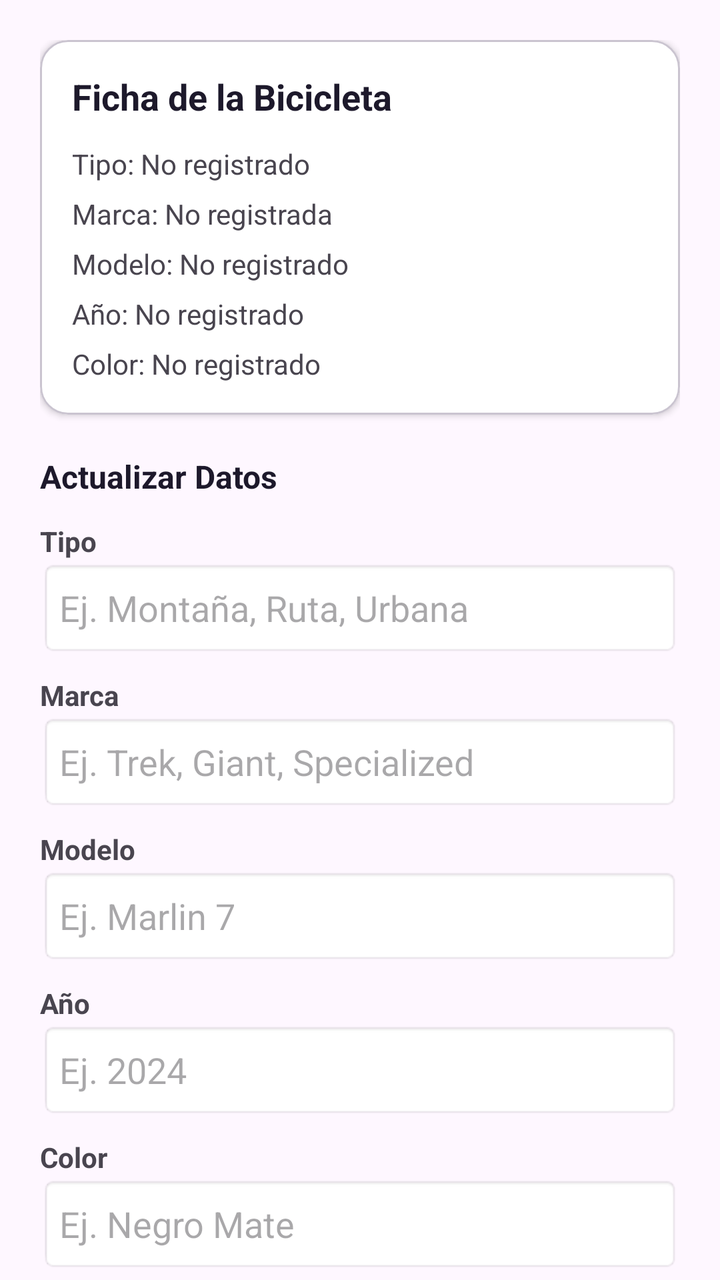
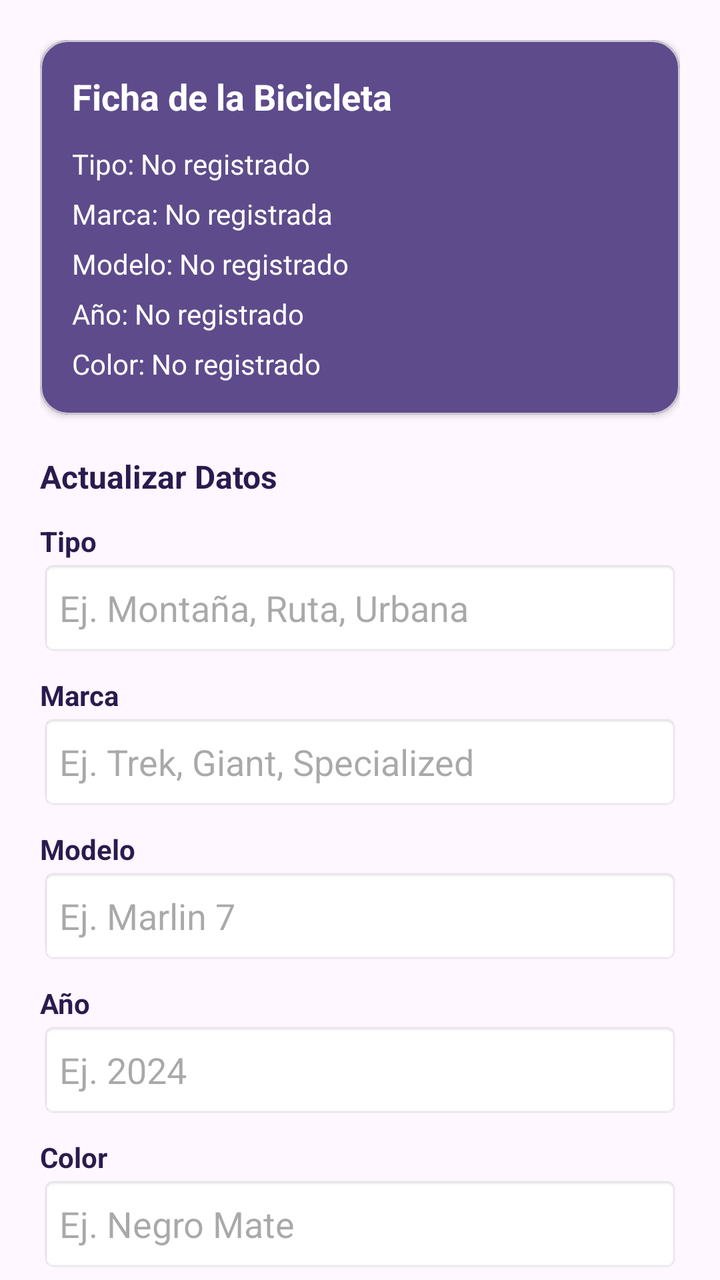

The first picture is an Android layout as it rendered before a commit; the second is the same layout after the commit. The layout source and the unified diff follow.
<!-- AndroidManifest.xml: application theme Theme.BikeLight -->
<!-- res/layout/fragment_bicicleta.xml -->
<?xml version="1.0" encoding="utf-8"?>
<androidx.core.widget.NestedScrollView
    xmlns:android="http://schemas.android.com/apk/res/android"
    xmlns:app="http://schemas.android.com/apk/res-auto"
    android:layout_width="match_parent"
    android:layout_height="match_parent"
    android:fillViewport="true"
    android:clipToPadding="false"
    android:padding="20dp">

    <LinearLayout
        android:layout_width="match_parent"
        android:layout_height="wrap_content"
        android:orientation="vertical">

        <com.google.android.material.card.MaterialCardView
            android:id="@+id/cardFichaBicicleta"
            android:layout_width="match_parent"
            android:layout_height="wrap_content"
            android:layout_marginBottom="20dp"
            app:cardCornerRadius="14dp"
            app:cardElevation="2dp"
            app:cardBackgroundColor="@color/white">

            <LinearLayout
                android:layout_width="match_parent"
                android:layout_height="wrap_content"
                android:orientation="vertical"
                android:padding="16dp">

                <TextView
                    android:layout_width="wrap_content"
                    android:layout_height="wrap_content"
                    android:text="Ficha de la Bicicleta"
                    android:textSize="18sp"
                    android:textStyle="bold"
                    android:textColor="@color/bikelight_text_dark"
                    android:layout_marginBottom="12dp" />

                <TextView
                    android:id="@+id/tvDisplayTipo"
                    android:layout_width="wrap_content"
                    android:layout_height="wrap_content"
                    android:text="Tipo: No registrado"
                    android:layout_marginBottom="6dp" />

                <TextView
                    android:id="@+id/tvDisplayMarca"
                    android:layout_width="wrap_content"
                    android:layout_height="wrap_content"
                    android:text="Marca: No registrada"
                    android:layout_marginBottom="6dp" />

                <TextView
                    android:id="@+id/tvDisplayModelo"
                    android:layout_width="wrap_content"
                    android:layout_height="wrap_content"
                    android:text="Modelo: No registrado"
                    android:layout_marginBottom="6dp" />

                <TextView
                    android:id="@+id/tvDisplayAno"
                    android:layout_width="wrap_content"
                    android:layout_height="wrap_content"
                    android:text="Año: No registrado"
                    android:layout_marginBottom="6dp" />

                <TextView
                    android:id="@+id/tvDisplayColor"
                    android:layout_width="wrap_content"
                    android:layout_height="wrap_content"
                    android:text="Color: No registrado" />
            </LinearLayout>
        </com.google.android.material.card.MaterialCardView>

        <TextView
            android:layout_width="wrap_content"
            android:layout_height="wrap_content"
            android:text="Actualizar Datos"
            android:textStyle="bold"
            android:textSize="16sp"
            android:textColor="@color/bikelight_text_dark"
            android:layout_marginBottom="12dp" />

        <TextView
            android:layout_width="wrap_content"
            android:layout_height="wrap_content"
            android:text="Tipo"
            android:textStyle="bold" />
        <EditText
            android:id="@+id/etBikeTipo"
            android:layout_width="match_parent"
            android:layout_height="48dp"
            android:hint="Ej. Montaña, Ruta, Urbana"
            android:background="@android:drawable/editbox_background_normal"
            android:layout_marginBottom="10dp" />

        <TextView
            android:layout_width="wrap_content"
            android:layout_height="wrap_content"
            android:text="Marca"
            android:textStyle="bold" />
        <EditText
            android:id="@+id/etBikeMarca"
            android:layout_width="match_parent"
            android:layout_height="48dp"
            android:hint="Ej. Trek, Giant, Specialized"
            android:background="@android:drawable/editbox_background_normal"
            android:layout_marginBottom="10dp" />

        <TextView
            android:layout_width="wrap_content"
            android:layout_height="wrap_content"
            android:text="Modelo"
            android:textStyle="bold" />
        <EditText
            android:id="@+id/etBikeModelo"
            android:layout_width="match_parent"
            android:layout_height="48dp"
            android:hint="Ej. Marlin 7"
            android:background="@android:drawable/editbox_background_normal"
            android:layout_marginBottom="10dp" />

        <TextView
            android:layout_width="wrap_content"
            android:layout_height="wrap_content"
            android:text="Año"
            android:textStyle="bold" />
        <EditText
            android:id="@+id/etBikeAno"
            android:layout_width="match_parent"
            android:layout_height="48dp"
            android:inputType="number"
            android:hint="Ej. 2024"
            android:background="@android:drawable/editbox_background_normal"
            android:layout_marginBottom="10dp" />

        <TextView
            android:layout_width="wrap_content"
            android:layout_height="wrap_content"
            android:text="Color"
            android:textStyle="bold" />
        <EditText
            android:id="@+id/etBikeColor"
            android:layout_width="match_parent"
            android:layout_height="48dp"
            android:hint="Ej. Negro Mate"
            android:background="@android:drawable/editbox_background_normal"
            android:layout_marginBottom="20dp" />

        
        <com.google.android.material.button.MaterialButton
            android:id="@+id/btnGuardarBici"
            android:layout_width="match_parent"
            android:layout_height="52dp"
            android:text="Guardar Información"
            android:layout_marginBottom="32dp"
            app:backgroundTint="@color/bikelight_header" />
    </LinearLayout>
</androidx.core.widget.NestedScrollView>
<!-- resources referenced by this layout -->
<resources>
  <color name="bikelight_header">#2A1B4E</color>
  <color name="bikelight_text_dark">#1D192B</color>
  <color name="white">#FFFFFF</color>
  <style name="Theme.BikeLight" parent="Base.Theme.BikeLight" />
  <style name="Base.Theme.BikeLight" parent="Theme.Material3.DayNight.NoActionBar">
          
          
      </style>
</resources>

<!-- the commit's change to res/layout/fragment_bicicleta.xml (unified diff, before → after) -->
@@ -20,7 +20,7 @@
             android:layout_marginBottom="20dp"
             app:cardCornerRadius="14dp"
             app:cardElevation="2dp"
-            app:cardBackgroundColor="@color/white">
+            app:cardBackgroundColor="@color/bikelight_card" >
 
             <LinearLayout
                 android:layout_width="match_parent"
@@ -34,7 +34,7 @@
                     android:text="Ficha de la Bicicleta"
                     android:textSize="18sp"
                     android:textStyle="bold"
-                    android:textColor="@color/bikelight_text_dark"
+                    android:textColor="@color/white"
                     android:layout_marginBottom="12dp" />
 
                 <TextView
@@ -42,6 +42,7 @@
                     android:layout_width="wrap_content"
                     android:layout_height="wrap_content"
                     android:text="Tipo: No registrado"
+                    android:textColor="@color/white"
                     android:layout_marginBottom="6dp" />
 
                 <TextView
@@ -49,6 +50,7 @@
                     android:layout_width="wrap_content"
                     android:layout_height="wrap_content"
                     android:text="Marca: No registrada"
+                    android:textColor="@color/white"
                     android:layout_marginBottom="6dp" />
 
                 <TextView
@@ -56,6 +58,7 @@
                     android:layout_width="wrap_content"
                     android:layout_height="wrap_content"
                     android:text="Modelo: No registrado"
+                    android:textColor="@color/white"
                     android:layout_marginBottom="6dp" />
 
                 <TextView
@@ -63,13 +66,15 @@
                     android:layout_width="wrap_content"
                     android:layout_height="wrap_content"
                     android:text="Año: No registrado"
+                    android:textColor="@color/white"
                     android:layout_marginBottom="6dp" />
 
                 <TextView
                     android:id="@+id/tvDisplayColor"
                     android:layout_width="wrap_content"
                     android:layout_height="wrap_content"
-                    android:text="Color: No registrado" />
+                    android:text="Color: No registrado"
+                    android:textColor="@color/white" />
             </LinearLayout>
         </com.google.android.material.card.MaterialCardView>
 
@@ -79,14 +84,15 @@
             android:text="Actualizar Datos"
             android:textStyle="bold"
             android:textSize="16sp"
-            android:textColor="@color/bikelight_text_dark"
+            android:textColor="@color/bikelight_header"
             android:layout_marginBottom="12dp" />
 
         <TextView
             android:layout_width="wrap_content"
             android:layout_height="wrap_content"
             android:text="Tipo"
-            android:textStyle="bold" />
+            android:textStyle="bold"
+            android:textColor="@color/bikelight_header" />
         <EditText
             android:id="@+id/etBikeTipo"
             android:layout_width="match_parent"
@@ -99,7 +105,8 @@
             android:layout_width="wrap_content"
             android:layout_height="wrap_content"
             android:text="Marca"
-            android:textStyle="bold" />
+            android:textStyle="bold"
+            android:textColor="@color/bikelight_header" />
         <EditText
             android:id="@+id/etBikeMarca"
             android:layout_width="match_parent"
@@ -112,7 +119,8 @@
             android:layout_width="wrap_content"
             android:layout_height="wrap_content"
             android:text="Modelo"
-            android:textStyle="bold" />
+            android:textStyle="bold"
+            android:textColor="@color/bikelight_header" />
         <EditText
             android:id="@+id/etBikeModelo"
             android:layout_width="match_parent"
@@ -125,7 +133,8 @@
             android:layout_width="wrap_content"
             android:layout_height="wrap_content"
             android:text="Año"
-            android:textStyle="bold" />
+            android:textStyle="bold"
+            android:textColor="@color/bikelight_header" />
         <EditText
             android:id="@+id/etBikeAno"
             android:layout_width="match_parent"
@@ -139,7 +148,8 @@
             android:layout_width="wrap_content"
             android:layout_height="wrap_content"
             android:text="Color"
-            android:textStyle="bold" />
+            android:textStyle="bold"
+            android:textColor="@color/bikelight_header" />
         <EditText
             android:id="@+id/etBikeColor"
             android:layout_width="match_parent"
@@ -148,13 +158,17 @@
             android:background="@android:drawable/editbox_background_normal"
             android:layout_marginBottom="20dp" />
 
-        
         <com.google.android.material.button.MaterialButton
             android:id="@+id/btnGuardarBici"
             android:layout_width="match_parent"
-            android:layout_height="52dp"
-            android:text="Guardar Información"
-            android:layout_marginBottom="32dp"
-            app:backgroundTint="@color/bikelight_header" />
+            android:layout_height="56dp"
+            android:layout_marginTop="12dp"
+            app:backgroundTint="@color/bikelight_card"
+            android:text="Desactivar"
+            android:textAllCaps="false"
+            android:textColor="@color/white"
+            android:textSize="16sp"
+            android:textStyle="bold"
+            app:cornerRadius="12dp"  />
     </LinearLayout>
 </androidx.core.widget.NestedScrollView>
<!-- resource entries referenced after the edit -->
@@ -1,7 +1,7 @@
 <!-- resources referenced by this layout -->
 <resources>
+  <color name="bikelight_card">#5E4B8B</color>
   <color name="bikelight_header">#2A1B4E</color>
-  <color name="bikelight_text_dark">#1D192B</color>
   <color name="white">#FFFFFF</color>
   <style name="Theme.BikeLight" parent="Base.Theme.BikeLight" />
   <style name="Base.Theme.BikeLight" parent="Theme.Material3.DayNight.NoActionBar">
